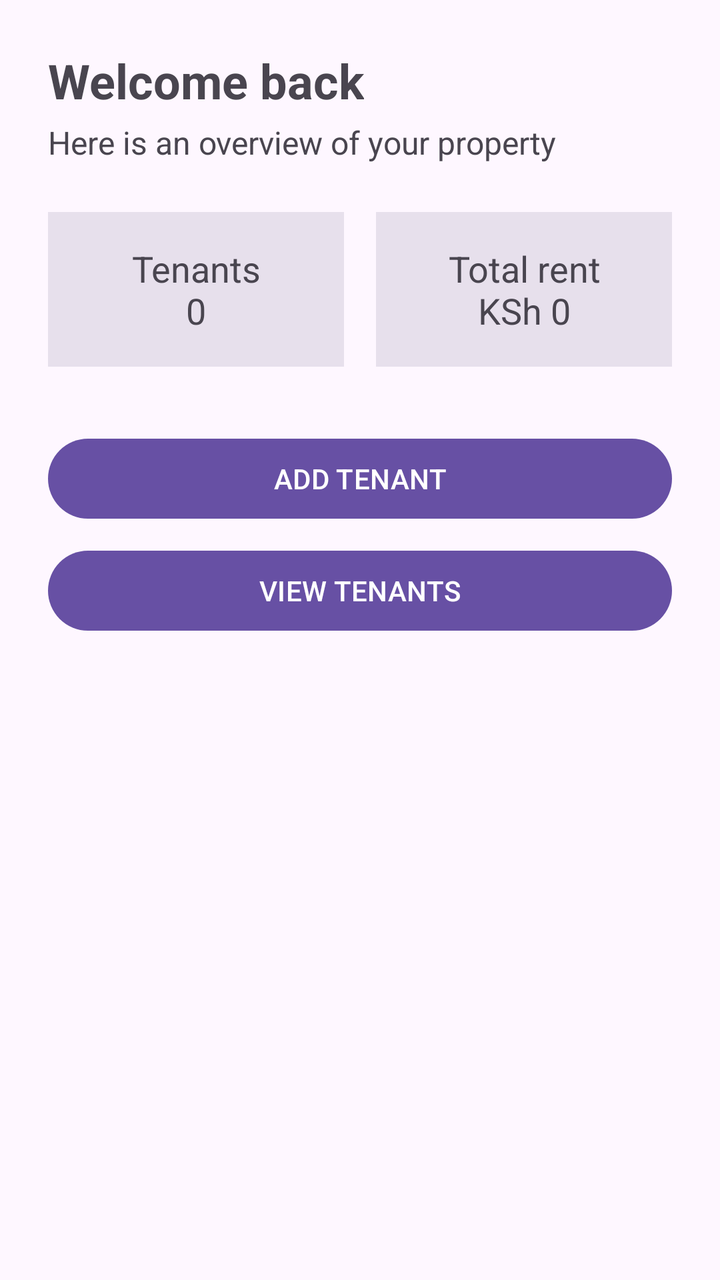
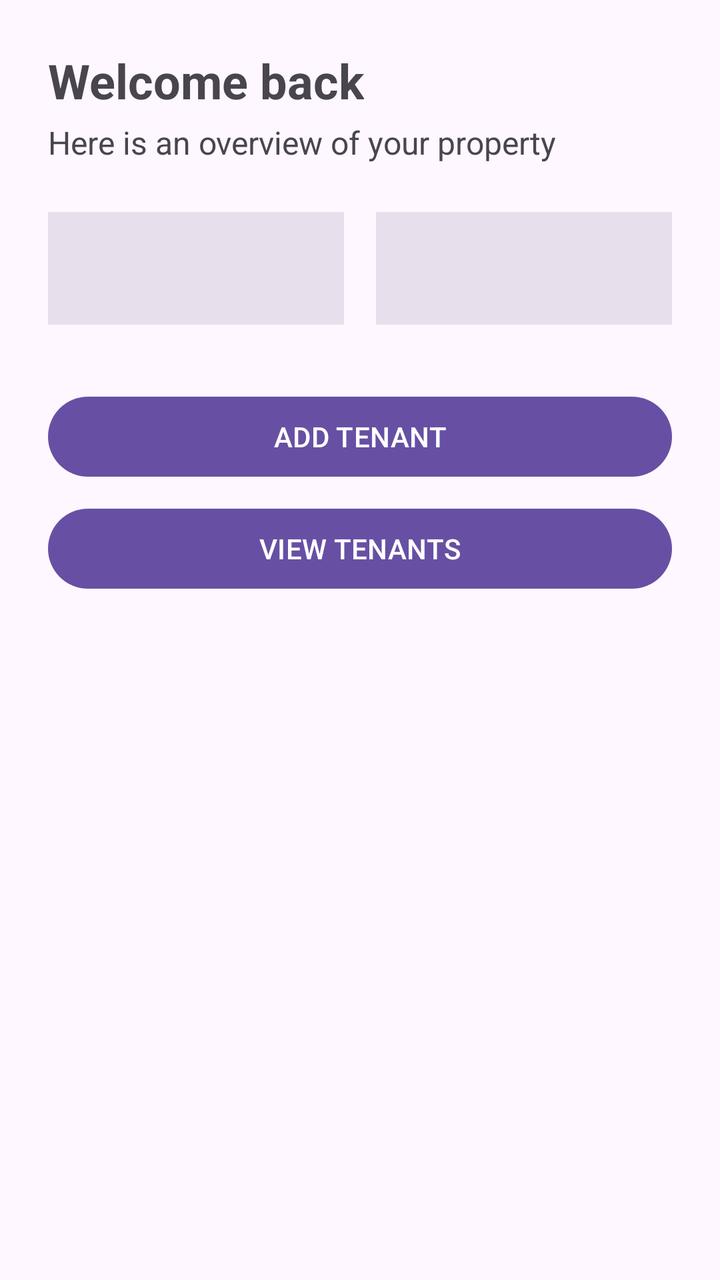

Two renders of the same Android screen: before a commit and after it. Below are the layout's source before the change and the commit's diff.
<!-- AndroidManifest.xml: application theme Theme.Tenantmanagementsystem -->
<!-- res/layout/fragment_dashboard.xml -->
<?xml version="1.0" encoding="utf-8"?>
<androidx.constraintlayout.widget.ConstraintLayout
    xmlns:android="http://schemas.android.com/apk/res/android"
    xmlns:app="http://schemas.android.com/apk/res-auto"
    android:layout_width="match_parent"
    android:layout_height="match_parent"
    android:padding="24dp">

    <TextView
        android:id="@+id/welcomeTextView"
        android:layout_width="wrap_content"
        android:layout_height="wrap_content"
        android:text="Welcome back"
        android:textSize="24sp"
        android:textStyle="bold"
        app:layout_constraintTop_toTopOf="parent"
        app:layout_constraintStart_toStartOf="parent" />

    <TextView
        android:id="@+id/overviewTextView"
        android:layout_width="wrap_content"
        android:layout_height="wrap_content"
        android:text="Here is an overview of your property"
        android:textSize="16sp"
        android:layout_marginTop="4dp"
        app:layout_constraintTop_toBottomOf="@id/welcomeTextView"
        app:layout_constraintStart_toStartOf="parent" />

    <TextView
        android:id="@+id/tenantCountTextView"
        android:layout_width="0dp"
        android:layout_height="wrap_content"
        android:text="Tenants&#10;0"
        android:textSize="18sp"
        android:gravity="center"
        android:padding="16dp"
        android:background="?attr/colorSurfaceVariant"
        android:textColor="?attr/colorOnSurfaceVariant"
        android:layout_marginTop="24dp"
        android:layout_marginEnd="8dp"
        app:layout_constraintTop_toBottomOf="@id/overviewTextView"
        app:layout_constraintStart_toStartOf="parent"
        app:layout_constraintEnd_toStartOf="@id/totalRentTextView" />

    <TextView
        android:id="@+id/totalRentTextView"
        android:layout_width="0dp"
        android:layout_height="wrap_content"
        android:text="Total rent&#10;KSh 0"
        android:textSize="18sp"
        android:gravity="center"
        android:padding="16dp"
        android:background="?attr/colorSurfaceVariant"
        android:textColor="?attr/colorOnSurfaceVariant"
        android:layout_marginStart="8dp"
        app:layout_constraintTop_toTopOf="@id/tenantCountTextView"
        app:layout_constraintStart_toEndOf="@id/tenantCountTextView"
        app:layout_constraintEnd_toEndOf="parent" />

    <Button
        android:id="@+id/addTenantButton"
        android:layout_width="0dp"
        android:layout_height="wrap_content"
        android:text="ADD TENANT"
        android:layout_marginTop="32dp"
        app:layout_constraintTop_toBottomOf="@id/tenantCountTextView"
        app:layout_constraintStart_toStartOf="parent"
        app:layout_constraintEnd_toEndOf="parent" />

    <Button
        android:id="@+id/viewTenantsButton"
        android:layout_width="0dp"
        android:layout_height="wrap_content"
        android:text="VIEW TENANTS"
        android:layout_marginTop="8dp"
        app:layout_constraintTop_toBottomOf="@id/addTenantButton"
        app:layout_constraintStart_toStartOf="parent"
        app:layout_constraintEnd_toEndOf="parent" />

</androidx.constraintlayout.widget.ConstraintLayout>
<!-- resources referenced by this layout -->
<resources>
  <style name="Theme.Tenantmanagementsystem" parent="Base.Theme.Tenantmanagementsystem" />
  <style name="Base.Theme.Tenantmanagementsystem" parent="Theme.Material3.DayNight.NoActionBar">
          
          
      </style>
</resources>

<!-- the commit's change to res/layout/fragment_dashboard.xml (unified diff, before → after) -->
@@ -1,80 +1,88 @@
 <?xml version="1.0" encoding="utf-8"?>
-<androidx.constraintlayout.widget.ConstraintLayout
-    xmlns:android="http://schemas.android.com/apk/res/android"
-    xmlns:app="http://schemas.android.com/apk/res-auto"
-    android:layout_width="match_parent"
-    android:layout_height="match_parent"
-    android:padding="24dp">
+<layout xmlns:android="http://schemas.android.com/apk/res/android"
+    xmlns:app="http://schemas.android.com/apk/res-auto">
 
-    <TextView
-        android:id="@+id/welcomeTextView"
-        android:layout_width="wrap_content"
-        android:layout_height="wrap_content"
-        android:text="Welcome back"
-        android:textSize="24sp"
-        android:textStyle="bold"
-        app:layout_constraintTop_toTopOf="parent"
-        app:layout_constraintStart_toStartOf="parent" />
+    <data>
+        <variable
+            name="viewModel"
+            type="com.example.tenantmanagementsystem.ui.viewmodel.TenantViewModel" />
+    </data>
 
-    <TextView
-        android:id="@+id/overviewTextView"
-        android:layout_width="wrap_content"
-        android:layout_height="wrap_content"
-        android:text="Here is an overview of your property"
-        android:textSize="16sp"
-        android:layout_marginTop="4dp"
-        app:layout_constraintTop_toBottomOf="@id/welcomeTextView"
-        app:layout_constraintStart_toStartOf="parent" />
+    <androidx.constraintlayout.widget.ConstraintLayout
+        android:layout_width="match_parent"
+        android:layout_height="match_parent"
+        android:padding="24dp">
 
-    <TextView
-        android:id="@+id/tenantCountTextView"
-        android:layout_width="0dp"
-        android:layout_height="wrap_content"
-        android:text="Tenants&#10;0"
-        android:textSize="18sp"
-        android:gravity="center"
-        android:padding="16dp"
-        android:background="?attr/colorSurfaceVariant"
-        android:textColor="?attr/colorOnSurfaceVariant"
-        android:layout_marginTop="24dp"
-        android:layout_marginEnd="8dp"
-        app:layout_constraintTop_toBottomOf="@id/overviewTextView"
-        app:layout_constraintStart_toStartOf="parent"
-        app:layout_constraintEnd_toStartOf="@id/totalRentTextView" />
+        <TextView
+            android:id="@+id/welcomeTextView"
+            android:layout_width="wrap_content"
+            android:layout_height="wrap_content"
+            android:text="Welcome back"
+            android:textSize="24sp"
+            android:textStyle="bold"
+            app:layout_constraintTop_toTopOf="parent"
+            app:layout_constraintStart_toStartOf="parent" />
 
-    <TextView
-        android:id="@+id/totalRentTextView"
-        android:layout_width="0dp"
-        android:layout_height="wrap_content"
-        android:text="Total rent&#10;KSh 0"
-        android:textSize="18sp"
-        android:gravity="center"
-        android:padding="16dp"
-        android:background="?attr/colorSurfaceVariant"
-        android:textColor="?attr/colorOnSurfaceVariant"
-        android:layout_marginStart="8dp"
-        app:layout_constraintTop_toTopOf="@id/tenantCountTextView"
-        app:layout_constraintStart_toEndOf="@id/tenantCountTextView"
-        app:layout_constraintEnd_toEndOf="parent" />
+        <TextView
+            android:id="@+id/overviewTextView"
+            android:layout_width="wrap_content"
+            android:layout_height="wrap_content"
+            android:text="Here is an overview of your property"
+            android:textSize="16sp"
+            android:layout_marginTop="4dp"
+            app:layout_constraintTop_toBottomOf="@id/welcomeTextView"
+            app:layout_constraintStart_toStartOf="parent" />
 
-    <Button
-        android:id="@+id/addTenantButton"
-        android:layout_width="0dp"
-        android:layout_height="wrap_content"
-        android:text="ADD TENANT"
-        android:layout_marginTop="32dp"
-        app:layout_constraintTop_toBottomOf="@id/tenantCountTextView"
-        app:layout_constraintStart_toStartOf="parent"
-        app:layout_constraintEnd_toEndOf="parent" />
+        <TextView
+            android:id="@+id/tenantCountTextView"
+            android:layout_width="0dp"
+            android:layout_height="wrap_content"
+            android:text='@{"Tenants\n" + viewModel.totalTenants}'
+            android:textSize="18sp"
+            android:gravity="center"
+            android:padding="16dp"
+            android:background="?attr/colorSurfaceVariant"
+            android:textColor="?attr/colorOnSurfaceVariant"
+            android:layout_marginTop="24dp"
+            android:layout_marginEnd="8dp"
+            app:layout_constraintTop_toBottomOf="@id/overviewTextView"
+            app:layout_constraintStart_toStartOf="parent"
+            app:layout_constraintEnd_toStartOf="@id/totalRentTextView" />
 
-    <Button
-        android:id="@+id/viewTenantsButton"
-        android:layout_width="0dp"
-        android:layout_height="wrap_content"
-        android:text="VIEW TENANTS"
-        android:layout_marginTop="8dp"
-        app:layout_constraintTop_toBottomOf="@id/addTenantButton"
-        app:layout_constraintStart_toStartOf="parent"
-        app:layout_constraintEnd_toEndOf="parent" />
+        <TextView
+            android:id="@+id/totalRentTextView"
+            android:layout_width="0dp"
+            android:layout_height="wrap_content"
+            android:text='@{"Total rent\nKSh " + viewModel.totalRent}'
+            android:textSize="18sp"
+            android:gravity="center"
+            android:padding="16dp"
+            android:background="?attr/colorSurfaceVariant"
+            android:textColor="?attr/colorOnSurfaceVariant"
+            android:layout_marginStart="8dp"
+            app:layout_constraintTop_toTopOf="@id/tenantCountTextView"
+            app:layout_constraintStart_toEndOf="@id/tenantCountTextView"
+            app:layout_constraintEnd_toEndOf="parent" />
 
-</androidx.constraintlayout.widget.ConstraintLayout>
+        <Button
+            android:id="@+id/addTenantButton"
+            android:layout_width="0dp"
+            android:layout_height="wrap_content"
+            android:text="ADD TENANT"
+            android:layout_marginTop="32dp"
+            app:layout_constraintTop_toBottomOf="@id/tenantCountTextView"
+            app:layout_constraintStart_toStartOf="parent"
+            app:layout_constraintEnd_toEndOf="parent" />
+
+        <Button
+            android:id="@+id/viewTenantsButton"
+            android:layout_width="0dp"
+            android:layout_height="wrap_content"
+            android:text="VIEW TENANTS"
+            android:layout_marginTop="8dp"
+            app:layout_constraintTop_toBottomOf="@id/addTenantButton"
+            app:layout_constraintStart_toStartOf="parent"
+            app:layout_constraintEnd_toEndOf="parent" />
+
+    </androidx.constraintlayout.widget.ConstraintLayout>
+</layout>
